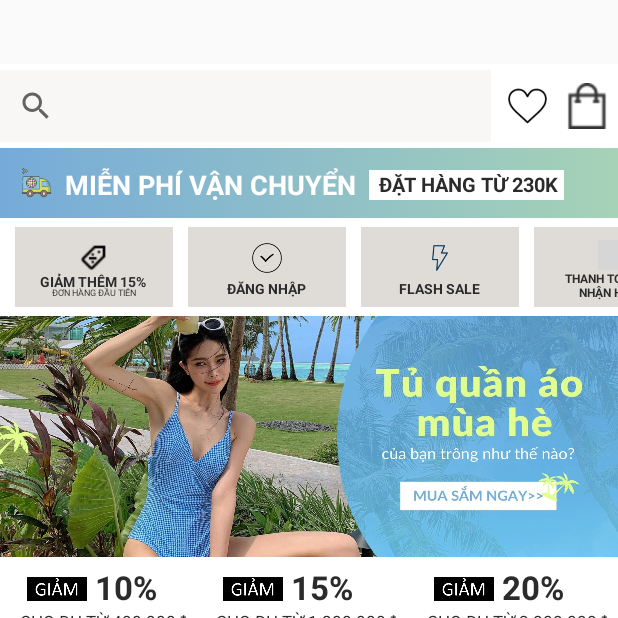
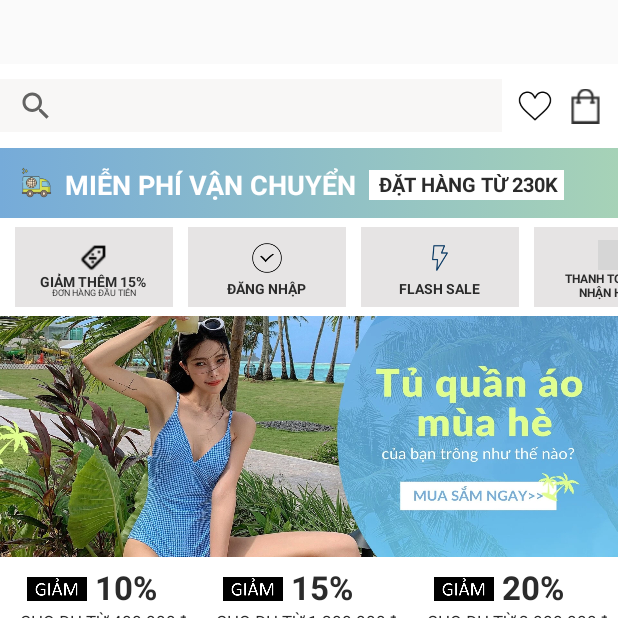
Before and after one commit to trvankiet02/Cosmetic-Shop-App, an Android app: the screen it shows after launch (MainActivity), on a phone screen of 412 x 824 dp, the top half of it. Run offline under Robolectric (Android 15) with nearby library versions, the phone set to English and light mode, and no system bars; pictures from the network do not load; grey boxes are pictures that could not be loaded.

Commit message:
push1504

```diff
--- a/app/src/main/java/vn/iotstar/cosmeticshopapp/adapter/CategorySideBarAdapter.java
+++ b/app/src/main/java/vn/iotstar/cosmeticshopapp/adapter/CategorySideBarAdapter.java
@@ -30,7 +30,7 @@ public class CategorySideBarAdapter extends RecyclerView.Adapter<CategorySideBar
     @Override
     public MyViewHolder onCreateViewHolder(@NonNull ViewGroup parent, int viewType) {
         View view = LayoutInflater.from(parent.getContext())
-                .inflate(R.layout.category_sidebar_layout, null);
+                .inflate(R.layout.recycler_item_danhmuc, null);
         MyViewHolder myViewHolder = new MyViewHolder(view);
         return myViewHolder;
     }
--- a/app/src/main/java/vn/iotstar/cosmeticshopapp/adapter/StyleSideBarAdapter.java
+++ b/app/src/main/java/vn/iotstar/cosmeticshopapp/adapter/StyleSideBarAdapter.java
@@ -34,7 +34,7 @@ public class StyleSideBarAdapter extends RecyclerView.Adapter<StyleSideBarAdapte
     @Override
     public MyViewHolder onCreateViewHolder(@NonNull ViewGroup parent, int viewType) {
         View view = LayoutInflater.from(parent.getContext())
-                .inflate(R.layout.category_sidebar_layout, null);
+                .inflate(R.layout.recycler_item_danhmuc_style, null);
         MyViewHolder myViewHolder = new MyViewHolder(view);
         return myViewHolder;
     }
@@ -64,8 +64,8 @@ public class StyleSideBarAdapter extends RecyclerView.Adapter<StyleSideBarAdapte
         public TextView styleName;
         public MyViewHolder(@NonNull View itemView) {
             super(itemView);
-            styleName = (TextView) itemView.findViewById(R.id.tvCategoryName);
-            styleImage = (ImageView) itemView.findViewById(R.id.ivStyleImage);
+            styleName = (TextView) itemView.findViewById(R.id.tvStyleName);
+            styleImage = (ImageView) itemView.findViewById(R.id.imgStyleImage);
         }
     }
 }
--- a/app/src/main/java/vn/iotstar/cosmeticshopapp/fragment_home/DanhmucFragment.java
+++ b/app/src/main/java/vn/iotstar/cosmeticshopapp/fragment_home/DanhmucFragment.java
@@ -62,9 +62,9 @@ public class DanhmucFragment extends Fragment {
         styleSideBarAdapter = new StyleSideBarAdapter(getContext()
                 , styleList);
         rvStyle.setHasFixedSize(true);
-        RecyclerView.LayoutManager layoutManager = new GridLayoutManager(getContext(), 2);
+        RecyclerView.LayoutManager layoutManager = new GridLayoutManager(getContext(), 3);
         rvStyle.setLayoutManager(layoutManager);
-        rvStyle.setAdapter(categorySideBarAdapter);
+        rvStyle.setAdapter(styleSideBarAdapter);
         styleSideBarAdapter.notifyDataSetChanged();
     }
     private void AnhXa(){
@@ -74,16 +74,25 @@ public class DanhmucFragment extends Fragment {
     }
     private void demoData(){
         categoryList = new ArrayList<>();
-        categoryList.add(new Category(1, "cate 1", "image 1", null, null));
-        categoryList.add(new Category(2, "cate 2", "image 2", null, null));
-        categoryList.add(new Category(3, "cate 3", "image 3", null, null));
-        categoryList.add(new Category(4, "cate 4", "image 4", null, null));
+        categoryList.add(new Category(1, "ĐỒ ĐI BIỂN", "image 1", null, null));
+        categoryList.add(new Category(2, "GIẢM GIÁ", "image 2", null, null));
+        categoryList.add(new Category(3, "TRANG PHỤC", "image 3", null, null));
+        categoryList.add(new Category(4, "ĐỒ LÓT VÀ ĐỒ MẶC NHÀ", "image 4", null, null));
+        categoryList.add(new Category(5, "GIÀY", "image 1", null, null));
+        categoryList.add(new Category(6, "TÚI", "image 2", null, null));
+        categoryList.add(new Category(7, "LÀM ĐẸP", "image 3", null, null));
+        categoryList.add(new Category(8, "NHÀ VÀ VẬT NUÔI", "image 4", null, null));
 
         styleList = new ArrayList<>();
-        styleList.add(new Style(1, "style 1", "image 1", 1, null, null));
-        styleList.add(new Style(2, "style 2", "image 2", 1, null, null));
-        styleList.add(new Style(3, "style 3", "image 3", 2, null, null));
-        styleList.add(new Style(4, "style 4", "image 4", 2, null, null));
-        styleList.add(new Style(5, "style 5", "image 5", 3, null, null));
+        styleList.add(new Style(1, "Bộ bikini 3 mảnh", "https://res.cloudinary.com/dl0vbutga/image/upload/v1681572523/glpx839wv3bqnbgyhdvi.jpg", 1, null, null));
+        styleList.add(new Style(2, "Trang phục đi biển mới", "https://vn-test-11.slatic.net/p/a6b8bbca9dc6afd5637913a4bb8bd3cc.jpg", 1, null, null));
+        styleList.add(new Style(3, "một mảnh", "https://vn-test-11.slatic.net/p/f073de69dbf435d63f27251ca00382b8.jpg", 1, null, null));
+        styleList.add(new Style(4, "áo bikini", "https://cf.shopee.vn/file/sg-11134201-23020-1ulk4qxxz0mvc5", 1, null, null));
+        styleList.add(new Style(5, "kimono", "https://encrypted-tbn0.gstatic.com/images?q=tbn:ANd9GcRYJjxvPT1CsycrzIG-NjPsNBNg2cZgPrrq86s4lgqiAqzhufLLLHJfwfOpyIH18RRyLcQ&usqp=CAU", 1, null, null));
+        styleList.add(new Style(6, "áo che", "https://product.hstatic.net/200000417501/product/z3340086475280_0b302f8e62b99ec0b6a2dc747d89e5d2_30099707f1b04939b57be74a597d372b_master.jpg", 1, null, null));
+        styleList.add(new Style(7, "đồ bơi", "https://cf.shopee.vn/file/6f8628c37eafc691a218703500f57fef", 1, null, null));
+        styleList.add(new Style(8, "đồ bơi một vai", "https://product.hstatic.net/200000417501/product/z3340086475280_0b302f8e62b99ec0b6a2dc747d89e5d2_30099707f1b04939b57be74a597d372b_master.jpg", 1, null, null));
+        styleList.add(new Style(9, "Đồ bơi high cut", "https://filebroker-cdn.lazada.vn/kf/Saee4e577e8914f66974778fc8068d4d5X.jpg", 1, null, null));
+        styleList.add(new Style(10, "Đồ bơi nhiệt đới", "https://cf.shopee.vn/file/c41a54e7803464029ac7eb2ac52b26be", 1, null, null));
     }
 }
--- a/app/src/main/res/layout/fragment_muasam.xml
+++ b/app/src/main/res/layout/fragment_muasam.xml
@@ -24,15 +24,16 @@
 
 
             <RelativeLayout
-                android:layout_width="match_parent"
+                android:layout_width="350dp"
                 android:layout_height="wrap_content"
                 android:layout_weight="4">
 
                 <androidx.appcompat.widget.SearchView
                     android:id="@+id/search_view"
                     android:layout_width="match_parent"
-                    android:layout_height="wrap_content"
+                    android:layout_height="35dp"
                     android:layout_gravity="center"
+                    android:layout_marginEnd="10dp"
                     android:background="@color/in_search_color"
                     android:iconifiedByDefault="true"
                     app:queryHint="Nhập từ khoá đề tìm kiếm">
@@ -42,19 +43,19 @@
             </RelativeLayout>
 
             <ImageView
-                android:layout_width="50dp"
-                android:layout_height="match_parent"
-                android:layout_margin="10dp"
+                android:layout_width="25dp"
+                android:layout_height="25dp"
                 android:layout_weight="1"
+                android:layout_marginEnd="10dp"
                 android:background="@color/white"
                 android:src="@drawable/img_icon_favorite" />
 
             <ImageView
-                android:layout_width="57dp"
-                android:layout_height="match_parent"
+                android:layout_width="25dp"
+                android:layout_height="25dp"
                 android:layout_weight="1"
+                android:layout_marginEnd="10dp"
                 android:background="@color/white"
-                android:paddingRight="5dp"
                 android:src="@drawable/img_icon_bag" />
 
 
--- a/app/src/main/res/values/colors.xml
+++ b/app/src/main/res/values/colors.xml
@@ -14,7 +14,7 @@
     <color name="bottom_nav_color_4">#e2ddd9</color>
     <color name="in_search_color">#F8F7F6</color>
     <color name="bottom_nav_color_5">#f8f1e9</color>
-    <color name="background_muasam">#DFDBD6</color>
+    <color name="background_muasam">#E6E4E4</color>
     <color name="background_voucher">#FFF5F3</color>
     <color name="text_voucher">#AD4E2B</color>
     <color name="grey">#D3D3D3</color>
```
Also changed, not shown: app/src/main/res/layout/fragment_danhmuc.xml (+86 -5 lines), app/src/main/res/layout/recycler_item_danhmuc.xml (added, +21 -0 lines), app/src/main/res/layout/recycler_item_danhmuc_style.xml (added, +27 -0 lines).
